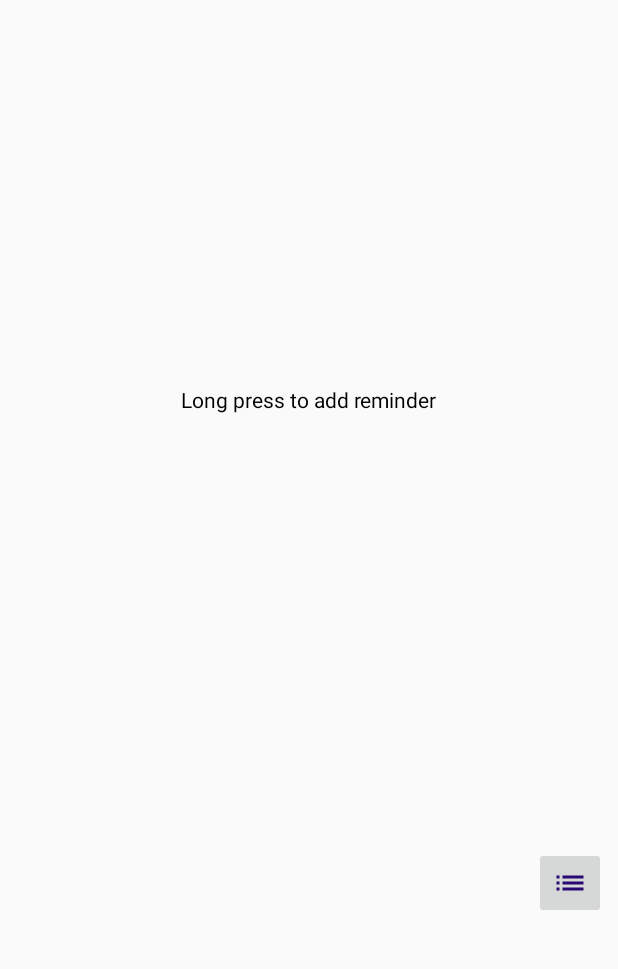
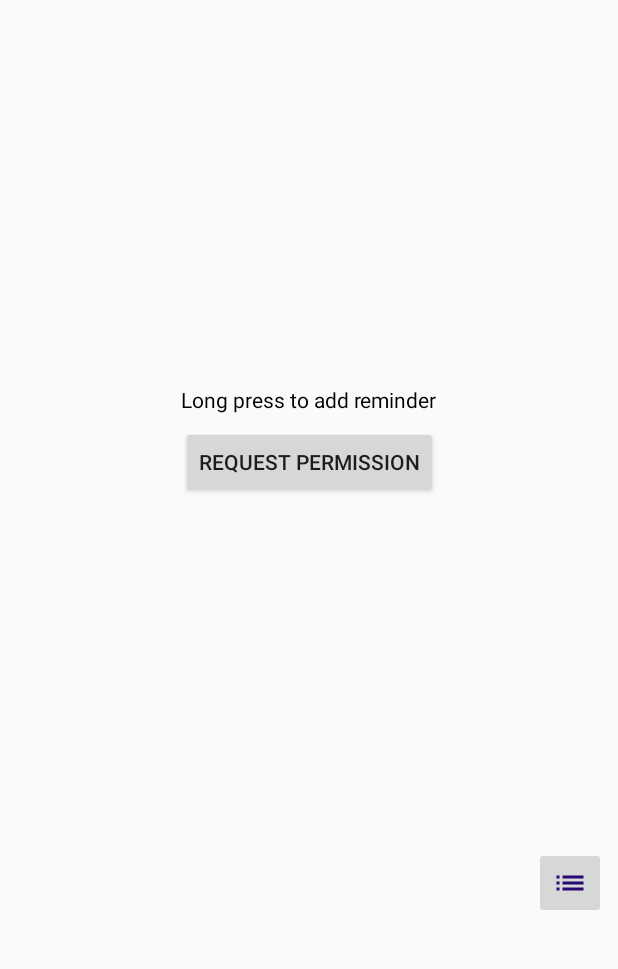
Before and after one commit to chithubco/Project5, an Android app: the SelectLocationFragment screen opened through its navigation route, on a phone screen of 412 x 824 dp, the part 137-1106 px from its top. Run offline under Robolectric (Android 15) with nearby library versions, the phone set to English and light mode, and no system bars; our stand-ins replace Firebase (no records; nobody signed in at launch, a user with empty details on screens opened directly), data binding; libraries missing offline, so code that uses them is left out: com.firebase.ui, com.vmadalin.easypermissions; 3 statements that could not run were skipped.

Commit message:
Map Permissions Attempt

```diff
--- a/app/build.gradle
+++ b/app/build.gradle
@@ -4,6 +4,7 @@ apply plugin: 'kotlin-kapt'
 apply plugin: "androidx.navigation.safeargs.kotlin"
 apply plugin: 'kotlin-android-extensions'
 apply plugin: 'com.google.gms.google-services'
+//apply plugin: 'com.google.android.libraries.mapsplatform.secrets-gradle-plugin'
 
 android {
     compileSdkVersion rootProject.compileSdkVersion
@@ -99,6 +100,9 @@ dependencies {
     // Easy Permissions
     implementation 'com.vmadalin:easypermissions-ktx:1.0.0'
 
+    //Maps
+    implementation 'com.google.android.gms:play-services-maps:17.0.1'
+
     // Dependencies for local unit tests
     testImplementation "junit:junit:$junitVersion"
     testImplementation "org.hamcrest:hamcrest-all:$hamcrestVersion"
--- a/app/src/main/AndroidManifest.xml
+++ b/app/src/main/AndroidManifest.xml
@@ -33,7 +33,7 @@
         -->
         <meta-data
             android:name="com.google.android.geo.API_KEY"
-            android:value="@string/google_maps_key" />
+            android:value="AIzaSyAx_cJ4vjWvVTJ3kKYdInpSjrGtqRfrvNM" />
 
         <activity android:name=".authentication.AuthenticationActivity">
         </activity>
--- a/app/src/main/java/com/udacity/project4/locationreminders/savereminder/SaveReminderViewModel.kt
+++ b/app/src/main/java/com/udacity/project4/locationreminders/savereminder/SaveReminderViewModel.kt
@@ -20,6 +20,7 @@ class SaveReminderViewModel(val app: Application, val dataSource: ReminderDataSo
     val selectedPOI = MutableLiveData<PointOfInterest>()
     val latitude = MutableLiveData<Double>()
     val longitude = MutableLiveData<Double>()
+    val hasPermission = MutableLiveData<Boolean>()
 
     /**
      * Clear the live data objects to start fresh next time the view model gets called
--- a/app/src/main/java/com/udacity/project4/utils/Permissions.kt
+++ b/app/src/main/java/com/udacity/project4/utils/Permissions.kt
@@ -16,7 +16,7 @@ object Permissions {
     fun requestLocationPermission(fragment: Fragment) {
         EasyPermissions.requestPermissions(
             fragment,
-            "This app requires fine location permission to function",
+            "This app cannot function without location permission",
             Constants.PERMISSION_LOCATION_REQUEST_CODE,
             Manifest.permission.ACCESS_FINE_LOCATION
         )
--- a/app/src/main/res/layout/fragment_select_location.xml
+++ b/app/src/main/res/layout/fragment_select_location.xml
@@ -51,6 +51,16 @@
             app:layout_constraintEnd_toEndOf="parent"
             android:layout_marginRight="8dp" />
 
+        <Button
+            android:id="@+id/btn_request_permission"
+            android:layout_width="wrap_content"
+            android:layout_height="wrap_content"
+            android:layout_marginTop="8dp"
+            android:text="@string/request_permission"
+            app:layout_constraintEnd_toEndOf="@+id/map"
+            app:layout_constraintStart_toStartOf="@+id/map"
+            app:layout_constraintTop_toBottomOf="@+id/tv_action_description" />
+
 
     </androidx.constraintlayout.widget.ConstraintLayout>
 </layout>
--- a/app/src/main/res/values/google_maps.api.xml
+++ b/app/src/main/res/values/google_maps.api.xml
@@ -1,4 +1,4 @@
 <?xml version="1.0" encoding="utf-8"?>
 <resources>
-    <string name="google_maps_key" templateMergeStrategy="preserve" translatable="false">AIzaSyAx_cJ4vjWvVTJ3kKYdInpSjrGtqRfrvNM</string>
+    <string name="google_maps_key" templateMergeStrategy="preserve" translatable="false"></string>
 </resources>
--- a/app/src/main/res/values/strings.xml
+++ b/app/src/main/res/values/strings.xml
@@ -62,4 +62,5 @@
     <string name="dark">Dark</string>
     <string name="night">Night</string>
     <string name="aubergine">Aubergine</string>
+    <string name="request_permission">Request Permission</string>
 </resources>
--- a/build.gradle
+++ b/build.gradle
@@ -25,6 +25,7 @@ buildscript {
 
         // NOTE: Do not place your application dependencies here; they belong
         // in the individual module build.gradle files
+
     }
 }
 
```
Also changed, not shown: app/src/main/java/com/udacity/project4/locationreminders/savereminder/selectreminderlocation/SelectLocationFragment.kt (+105 -14 lines).
